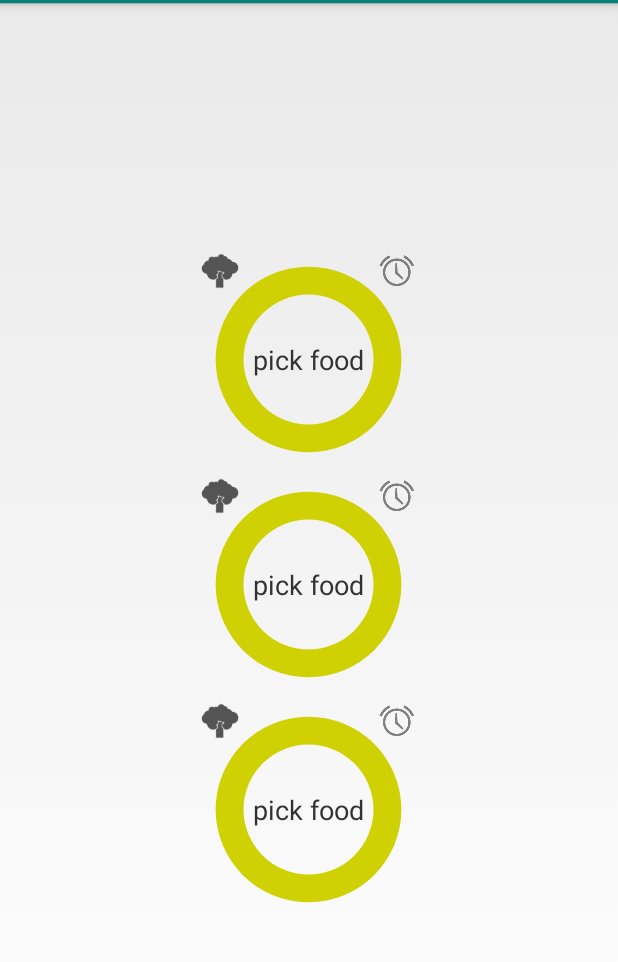
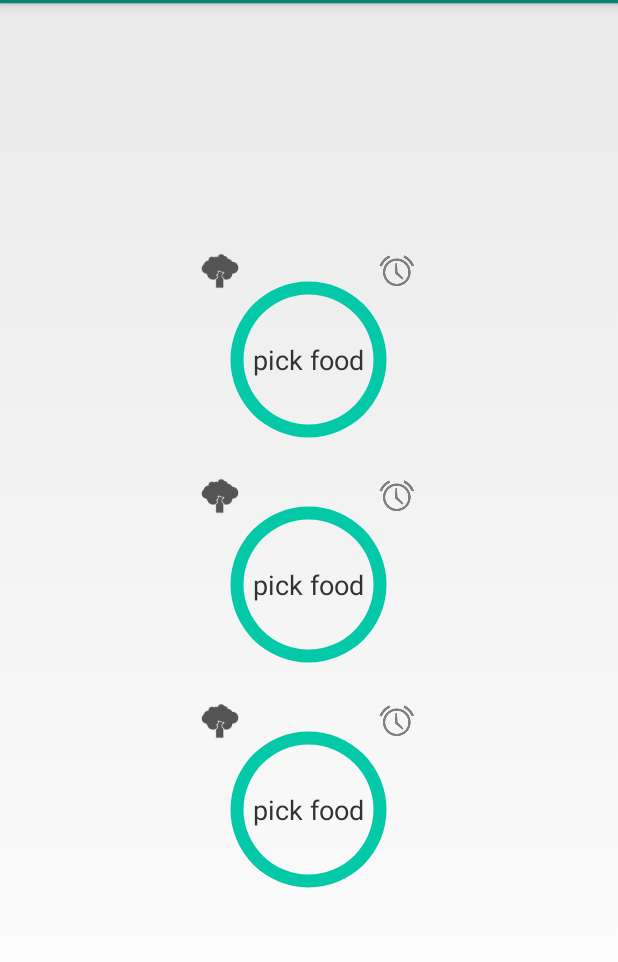
Before and after one commit to TomDoes/Kooktijden, an Android app: the fragment FragmentKookplaat3pits shown on its own in the app's theme, on a phone screen of 412 x 824 dp, the part 69-1031 px from its top. Run offline under Robolectric (Android 15) with nearby library versions, the phone set to English and light mode, and no system bars.

Commit message:
Colored timer progress + added alarm sound + vibrate example

```diff
--- a/app/src/main/AndroidManifest.xml
+++ b/app/src/main/AndroidManifest.xml
@@ -1,6 +1,8 @@
 <?xml version="1.0" encoding="utf-8"?>
 <manifest xmlns:android="http://schemas.android.com/apk/res/android"
     package="com.tomdoesburg.kooktijden" >
+
+    <uses-permission android:name="android.permission.VIBRATE"/>
 
     <application
         android:allowBackup="true"
@@ -33,6 +35,6 @@
                 android:name="android.support.PARENT_ACTIVITY"
                 android:value="com.tomdoesburg.kooktijden.vegetables.VegetableActivity" />
         </activity>
+
     </application>
-
 </manifest>
--- a/app/src/main/res/drawable/customprogressbar.xml
+++ b/app/src/main/res/drawable/customprogressbar.xml
@@ -7,8 +7,8 @@
         <shape android:innerRadiusRatio="3"
             android:shape="ring"
             android:useLevel="false"
-            android:thicknessRatio="7.0">
-            <solid android:color="@color/yellow_dark" />
+            android:thicknessRatio="15.0">
+            <solid android:color="@color/listcolor0" />
         </shape>
     </item>
 
@@ -19,9 +19,9 @@
             <shape
                 android:innerRadiusRatio="3"
                 android:shape="ring"
-                android:thicknessRatio="7.0"
+                android:thicknessRatio="15.0"
                 android:useLevel="true">
-                <solid android:color="@color/orange_dark"/>
+                <solid android:color="@color/teal"/>
             </shape>
         </rotate>
     </item>
```
Also changed, not shown: app/src/main/java/com/tomdoesburg/kooktijden/TimerHelper.java (+11 -3 lines), 1 other file.
